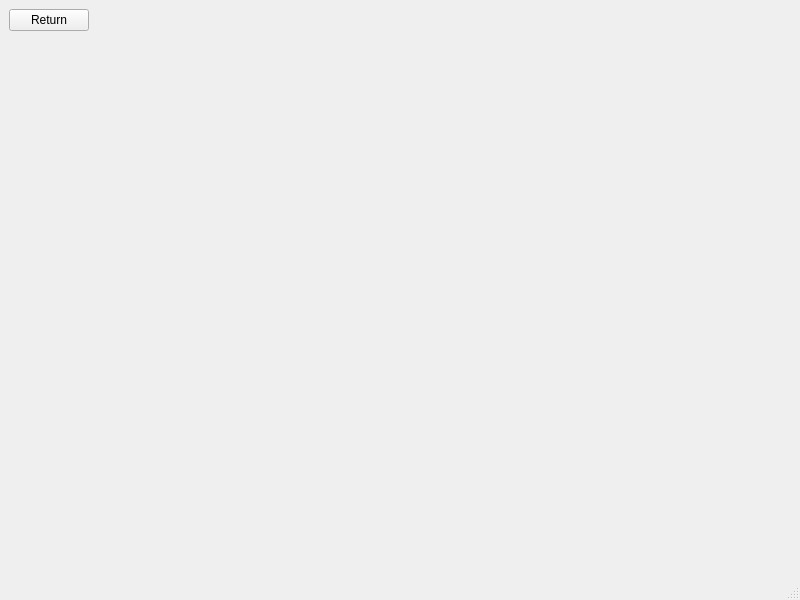
This is recipeapp.ui in Blake1412/Qt-Recipe-Application as Qt 5 draws it before an edit. The edited form follows.
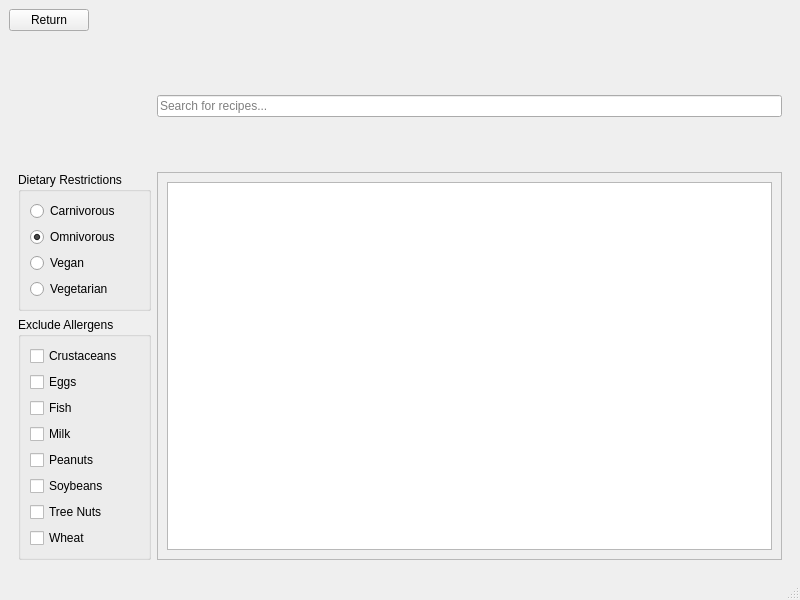
This is the edited form. The open tabs and pages were chosen to show the change.

Commit message: Add layout for the Browse Recipes page

What changed in the file:
```diff
--- a/recipeapp.ui
+++ b/recipeapp.ui
@@ -99,7 +99,211 @@
         </item>
        </layout>
       </widget>
-      <widget class="QWidget" name="browsePage"/>
+      <widget class="QWidget" name="browsePage">
+       <layout class="QGridLayout" name="gridLayout">
+        <item row="0" column="1">
+         <widget class="QLineEdit" name="searchBar">
+          <property name="sizePolicy">
+           <sizepolicy hsizetype="Expanding" vsizetype="Fixed">
+            <horstretch>0</horstretch>
+            <verstretch>0</verstretch>
+           </sizepolicy>
+          </property>
+          <property name="text">
+           <string/>
+          </property>
+          <property name="alignment">
+           <set>Qt::AlignLeading|Qt::AlignLeft|Qt::AlignVCenter</set>
+          </property>
+          <property name="placeholderText">
+           <string>Search for recipes...</string>
+          </property>
+         </widget>
+        </item>
+        <item row="1" column="0">
+         <widget class="QGroupBox" name="groupBox">
+          <property name="title">
+           <string>Dietary Restrictions</string>
+          </property>
+          <property name="checkable">
+           <bool>false</bool>
+          </property>
+          <layout class="QVBoxLayout" name="verticalLayout_4">
+           <item>
+            <widget class="QRadioButton" name="carnivorousButton">
+             <property name="text">
+              <string>Carnivorous</string>
+             </property>
+             <attribute name="buttonGroup">
+              <string notr="true">dietaryRestrictionButtons</string>
+             </attribute>
+            </widget>
+           </item>
+           <item>
+            <widget class="QRadioButton" name="omnivorousButton">
+             <property name="text">
+              <string>Omnivorous</string>
+             </property>
+             <property name="checked">
+              <bool>true</bool>
+             </property>
+             <attribute name="buttonGroup">
+              <string notr="true">dietaryRestrictionButtons</string>
+             </attribute>
+            </widget>
+           </item>
+           <item>
+            <widget class="QRadioButton" name="veganButton">
+             <property name="text">
+              <string>Vegan</string>
+             </property>
+             <attribute name="buttonGroup">
+              <string notr="true">dietaryRestrictionButtons</string>
+             </attribute>
+            </widget>
+           </item>
+           <item>
+            <widget class="QRadioButton" name="VegetarianButton">
+             <property name="text">
+              <string>Vegetarian</string>
+             </property>
+             <attribute name="buttonGroup">
+              <string notr="true">dietaryRestrictionButtons</string>
+             </attribute>
+            </widget>
+           </item>
+          </layout>
+         </widget>
+        </item>
+        <item row="2" column="0">
+         <widget class="QGroupBox" name="groupBox_2">
+          <property name="title">
+           <string>Exclude Allergens</string>
+          </property>
+          <layout class="QVBoxLayout" name="verticalLayout_5">
+           <item>
+            <widget class="QCheckBox" name="crustaceanButton">
+             <property name="text">
+              <string>Crustaceans</string>
+             </property>
+             <attribute name="buttonGroup">
+              <string notr="true">allergenButtons</string>
+             </attribute>
+            </widget>
+           </item>
+           <item>
+            <widget class="QCheckBox" name="eggButton">
+             <property name="text">
+              <string>Eggs</string>
+             </property>
+             <attribute name="buttonGroup">
+              <string notr="true">allergenButtons</string>
+             </attribute>
+            </widget>
+           </item>
+           <item>
+            <widget class="QCheckBox" name="fishButton">
+             <property name="text">
+              <string>Fish</string>
+             </property>
+             <attribute name="buttonGroup">
+              <string notr="true">allergenButtons</string>
+             </attribute>
+            </widget>
+           </item>
+           <item>
+            <widget class="QCheckBox" name="milkButton">
+             <property name="text">
+              <string>Milk</string>
+             </property>
+             <attribute name="buttonGroup">
+              <string notr="true">allergenButtons</string>
+             </attribute>
+            </widget>
+           </item>
+           <item>
+            <widget class="QCheckBox" name="peanutsButton">
+             <property name="text">
+              <string>Peanuts</string>
+             </property>
+             <attribute name="buttonGroup">
+              <string notr="true">allergenButtons</string>
+             </attribute>
+            </widget>
+           </item>
+           <item>
+            <widget class="QCheckBox" name="soybeansButton">
+             <property name="text">
+              <string>Soybeans</string>
+             </property>
+             <attribute name="buttonGroup">
+              <string notr="true">allergenButtons</string>
+             </attribute>
+            </widget>
+           </item>
+           <item>
+            <widget class="QCheckBox" name="treeNutsButton">
+             <property name="text">
+              <string>Tree Nuts</string>
+             </property>
+             <property name="tristate">
+              <bool>false</bool>
+             </property>
+             <attribute name="buttonGroup">
+              <string notr="true">allergenButtons</string>
+             </attribute>
+            </widget>
+           </item>
+           <item>
+            <widget class="QCheckBox" name="wheatButton">
+             <property name="text">
+              <string>Wheat</string>
+             </property>
+             <attribute name="buttonGroup">
+              <string notr="true">allergenButtons</string>
+             </attribute>
+            </widget>
+           </item>
+          </layout>
+         </widget>
+        </item>
+        <item row="0" column="0">
+         <spacer name="verticalSpacer">
+          <property name="orientation">
+           <enum>Qt::Vertical</enum>
+          </property>
+          <property name="sizeHint" stdset="0">
+           <size>
+            <width>20</width>
+            <height>40</height>
+           </size>
+          </property>
+         </spacer>
+        </item>
+        <item row="1" column="1" rowspan="2">
+         <widget class="QScrollArea" name="scrollArea">
+          <property name="widgetResizable">
+           <bool>true</bool>
+          </property>
+          <widget class="QWidget" name="scrollAreaWidgetContents">
+           <property name="geometry">
+            <rect>
+             <x>0</x>
+             <y>0</y>
+             <width>626</width>
+             <height>414</height>
+            </rect>
+           </property>
+           <layout class="QVBoxLayout" name="verticalLayout_3">
+            <item>
+             <widget class="QListWidget" name="recipeList"/>
+            </item>
+           </layout>
+          </widget>
+         </widget>
+        </item>
+       </layout>
+      </widget>
       <widget class="QWidget" name="recipePage"/>
       <widget class="QWidget" name="createPage"/>
       <widget class="QWidget" name="favoritesPage"/>
```
Left out of the diff: 14 changed lines with no effect on the pictures.
